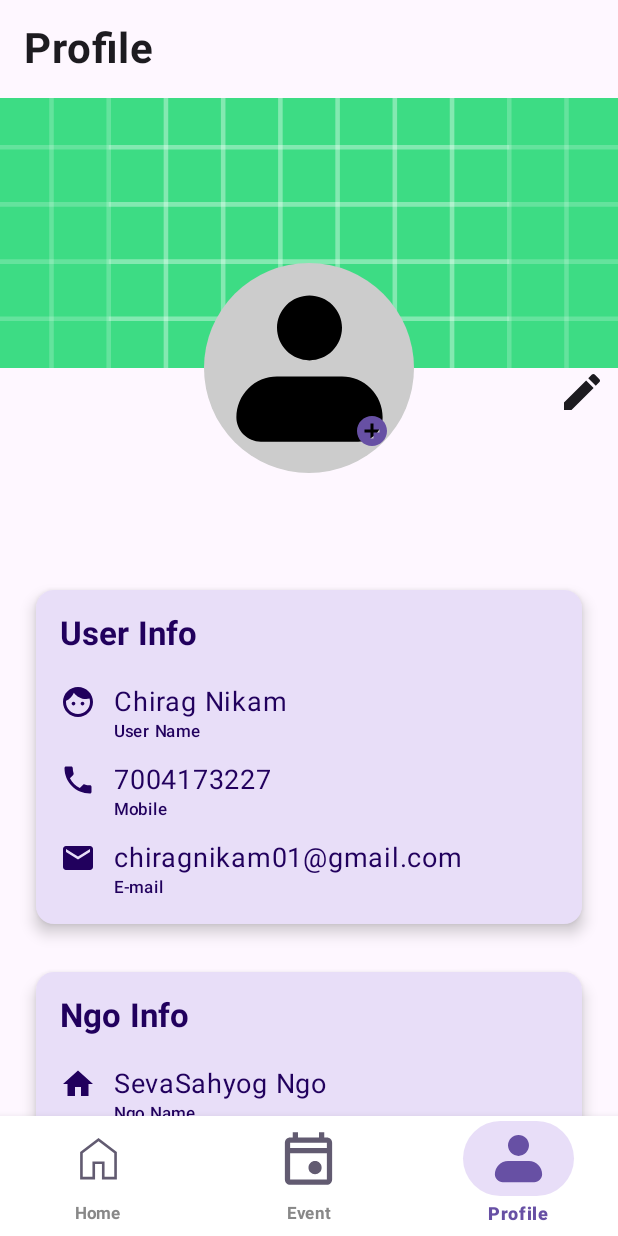
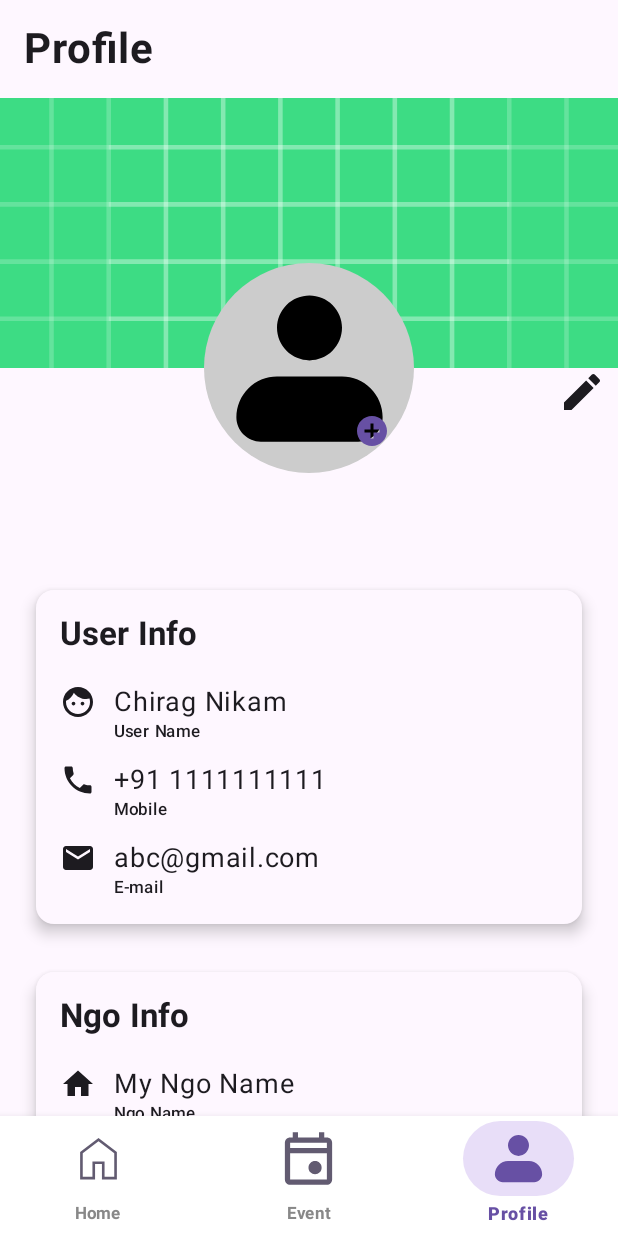
Before and after one commit to ChiragNikam/SevaSahyog, an Android app built with Jetpack Compose: the ProfileScreen screen opened through its navigation route, on a phone screen of 412 x 824 dp. Run offline under Robolectric (Android 15) with nearby library versions, the phone set to English and light mode, and no system bars.

Commit message:
ui - improved layout for Profile screen

```diff
--- a/app/src/main/java/com/learn/sevasahyog/common/Common.kt
+++ b/app/src/main/java/com/learn/sevasahyog/common/Common.kt
@@ -65,8 +65,8 @@ fun CardInfoView(
             .padding(8.dp),
         elevation = CardDefaults.cardElevation(6.dp),
         colors = CardColors(
-            contentColor = MaterialTheme.colorScheme.onPrimaryContainer,
-            containerColor = MaterialTheme.colorScheme.primaryContainer,
+            contentColor = MaterialTheme.colorScheme.onBackground,
+            containerColor = MaterialTheme.colorScheme.background,
             disabledContentColor = Color.White,
             disabledContainerColor = Color.White
         )
--- a/app/src/main/java/com/learn/sevasahyog/ngo_home/domain/ProfileViewModel.kt
+++ b/app/src/main/java/com/learn/sevasahyog/ngo_home/domain/ProfileViewModel.kt
@@ -5,78 +5,82 @@ import androidx.lifecycle.ViewModel
 import kotlinx.coroutines.flow.MutableStateFlow
 import kotlinx.coroutines.flow.asStateFlow
 
-class ProfileViewModel: ViewModel() {
+class ProfileViewModel : ViewModel() {
     //userInfo data
     //cover image
-    private val _coverImage=MutableStateFlow("")
+    private val _coverImage = MutableStateFlow("")
     val coverImage get() = _coverImage.asStateFlow()
 
-    fun updateCoverImage(coverImage:String){
-        this._coverImage.value=coverImage
+    fun updateCoverImage(coverImage: String) {
+        this._coverImage.value = coverImage
     }
 
     //user Profile
-    private val _userProfile=MutableStateFlow("")
+    private val _userProfile = MutableStateFlow("")
     val userProfile get() = _userProfile.asStateFlow()
 
-    fun updateUserProfile(userProfile:String){
-        this._userProfile.value=userProfile
+    fun updateUserProfile(userProfile: String) {
+        this._userProfile.value = userProfile
     }
 
     //username
-    private val _userName=MutableStateFlow("")
+    private val _userName = MutableStateFlow("Chirag Nikam")
     val userName get() = _userName.asStateFlow()
 
-    fun updateUserName(userName:String){
-      this._userName.value=userName
+    fun updateUserName(userName: String) {
+        this._userName.value = userName
     }
 
     //phone number
-    private val _phoneNumber=MutableStateFlow("")
+    private val _phoneNumber = MutableStateFlow("+91 1111111111")
     val phoneNumber get() = _phoneNumber.asStateFlow()
 
-    fun updatePhoneNumber(phoneNumber:String){
-        this._phoneNumber.value=phoneNumber
+    fun updatePhoneNumber(phoneNumber: String) {
+        this._phoneNumber.value = phoneNumber
     }
 
     //email
-    private val _email=MutableStateFlow("")
+    private val _email = MutableStateFlow("abc@gmail.com")
     val email get() = _email.asStateFlow()
 
-    fun updateEmailName(email:String){
-        this._email.value=email
+    fun updateEmailName(email: String) {
+        this._email.value = email
     }
 
     //Ngo Info
-    //ngoname
-    private val _ngoName=MutableStateFlow("")
+    //ngo name
+    private val _ngoName = MutableStateFlow("My Ngo Name")
     val ngoName get() = _ngoName.asStateFlow()
 
-    fun updateNgoName(ngoName:String){
-        this._ngoName.value=ngoName
+    fun updateNgoName(ngoName: String) {
+        this._ngoName.value = ngoName
     }
 
     //Ngo location
-    private val _ngoLocation=MutableStateFlow("")
+    private val _ngoLocation = MutableStateFlow("Nagpur, Maharashtra")
     val ngoLocation get() = _ngoLocation.asStateFlow()
 
-    fun updateNgoLocation(ngoLocation:String){
-        this._ngoLocation.value=ngoLocation
+    fun updateNgoLocation(ngoLocation: String) {
+        this._ngoLocation.value = ngoLocation
     }
 
     //Ngo Information
-    private val _ngoInfo=MutableStateFlow("")
+    private val _ngoInfo = MutableStateFlow("This is about ngo")
     val ngoInfo get() = _ngoInfo.asStateFlow()
 
-    fun updateNgoInfo(ngoInfo:String){
-        this._ngoInfo.value=ngoInfo
+    fun updateNgoInfo(ngoInfo: String) {
+        this._ngoInfo.value = ngoInfo
     }
 
     //Ngo Long description
-    private val _ngoLongDescription=MutableStateFlow("")
+    private val _ngoLongDescription = MutableStateFlow(
+        "It is a long established fact that a reader" +
+                "will be distracted by readable content of page when there is no hope of " +
+                "meaning for the words."
+    )
     val ngoLongDescription get() = _ngoLongDescription.asStateFlow()
 
-    fun updateNgoLongDescription(ngoLongDescription:String){
-        this._ngoLongDescription.value=ngoLongDescription
+    fun updateNgoLongDescription(ngoLongDescription: String) {
+        this._ngoLongDescription.value = ngoLongDescription
     }
 }
--- a/app/src/main/java/com/learn/sevasahyog/ngo_home/presentation/ProfileScreen.kt
+++ b/app/src/main/java/com/learn/sevasahyog/ngo_home/presentation/ProfileScreen.kt
@@ -27,6 +27,7 @@ import androidx.compose.material.icons.filled.Phone
 import androidx.compose.material.icons.filled.Place
 import androidx.compose.material3.*
 import androidx.compose.runtime.Composable
+import androidx.compose.runtime.collectAsState
 import androidx.compose.runtime.getValue
 import androidx.compose.runtime.mutableStateOf
 import androidx.compose.runtime.remember
@@ -52,10 +53,15 @@ import androidx.compose.ui.unit.sp
 import androidx.navigation.NavController
 import androidx.navigation.compose.rememberNavController
 import com.learn.sevasahyog.R
+import com.learn.sevasahyog.common.CardInfoView
 import com.learn.sevasahyog.common.DataViewInCard
+import com.learn.sevasahyog.ngo_home.domain.ProfileViewModel
 
 @Composable
-fun ProfileScreen(navController: NavController) {
+fun ProfileScreen(
+    navController: NavController,
+    viewModel: ProfileViewModel = androidx.lifecycle.viewmodel.compose.viewModel()
+) {
     Surface(
         modifier = Modifier
             .fillMaxSize()
@@ -87,22 +93,61 @@ fun ProfileScreen(navController: NavController) {
                 modifier = Modifier
                     .padding(horizontal = 16.dp)
             ) {
-                userInfoCard(
-                    userName = "Chirag Nikam",
-                    userMobile = "7004173227",
-                    userEmail = "chiragnikam01@gmail.com"
-                )
+                // user info
+                val userName by viewModel.userName.collectAsState()
+                val phoneNumber by viewModel.phoneNumber.collectAsState()
+                val userEmail by viewModel.email.collectAsState()
+                CardInfoView(label = "User Info") {
+                    DataViewInCard(info = userName, infoDesc = "User Name", image = Icons.Filled.Face)
+
+                    Spacer(modifier = Modifier.height(12.dp))
+
+                    DataViewInCard(info = phoneNumber, infoDesc = "Mobile", image = Icons.Filled.Phone)
+
+                    Spacer(modifier = Modifier.height(12.dp))
+
+                    DataViewInCard(info = userEmail, infoDesc = "E-mail", image = Icons.Filled.Email)
+                }
+
                 Spacer(modifier = Modifier.height(16.dp))
 
-                NgoInfoCard(
-                    ngoName = "SevaSahyog Ngo",
-                    ngoLocation = "Nagpur ,Maharashtra",
-                    aboutNgo = "This section is about Ngo.It will have short description and " +
-                            "and the moto of the Ngo.",
-                    ngoDescription = "It is a long established fact that a reader" +
-                            "will be distracted by readable content of page when there is no hope of " +
-                            "meaning for the words."
-                )
+                // ngo info
+                val ngoName by viewModel.ngoName.collectAsState()
+                val ngoLocation by viewModel.ngoLocation.collectAsState()
+                val aboutNgo by viewModel.ngoInfo.collectAsState()
+                val ngoDescription by viewModel.ngoLongDescription.collectAsState()
+                var isAboutNgoExpanded by remember { mutableStateOf(false) }
+                var isNgoDescriptionExpanded by remember { mutableStateOf(false) }
+                CardInfoView(label = "Ngo Info") {
+                    DataViewInCard(info = ngoName, infoDesc = "Ngo Name", image = Icons.Filled.Home)
+
+                    Spacer(modifier = Modifier.height(12.dp))
+
+                    DataViewInCard(
+                        info = ngoLocation,
+                        infoDesc = "Location",
+                        image = Icons.Filled.LocationOn
+                    )
+
+                    Spacer(modifier = Modifier.height(6.dp))
+
+                    ExpandableInfoRow(
+                        text = aboutNgo,
+                        expanded = isAboutNgoExpanded,
+                        onToggleExpand = { isAboutNgoExpanded = !isAboutNgoExpanded },
+                        imageVector = Icons.Default.Info
+                    )
+
+                    Spacer(modifier = Modifier.height(6.dp))
+
+                    ExpandableInfoRow(
+                        text = ngoDescription,
+                        expanded = isNgoDescriptionExpanded,
+                        onToggleExpand = { isNgoDescriptionExpanded = !isNgoDescriptionExpanded },
+                        imageVector = Icons.AutoMirrored.Filled.List
+                    )
+                }
+
                 Spacer(modifier = Modifier.height(32.dp))
 
                 Button(
@@ -195,125 +240,6 @@ fun UserProfileImage(modifier: Modifier = Modifier) {
     }
 }
 
-
-@Composable
-fun userInfoCard(userName: String, userMobile: String, userEmail: String) {
-    Card(
-        modifier = Modifier
-            .fillMaxSize()
-            .padding(8.dp),
-        elevation = CardDefaults.cardElevation(6.dp),
-        colors = CardColors(
-            contentColor = MaterialTheme.colorScheme.onPrimaryContainer,
-            containerColor = MaterialTheme.colorScheme.secondaryContainer,
-            disabledContentColor = Color.White,
-            disabledContainerColor = Color.White
-        )
-    ) {
-        Column(
-            modifier = Modifier
-                .padding(16.dp)
-        ) {
-            Text(
-                text = "User Info",
-                style = MaterialTheme.typography.labelLarge,
-                fontSize = 22.sp,
-                fontWeight = FontWeight.Bold
-            )
-
-            Spacer(modifier = Modifier.height(20.dp))
-
-            DataViewInCard(info = userName, infoDesc = "User Name", image = Icons.Filled.Face)
-
-            Spacer(modifier = Modifier.height(12.dp))
-
-            DataViewInCard(info = userMobile, infoDesc = "Mobile", image = Icons.Filled.Phone)
-
-            Spacer(modifier = Modifier.height(12.dp))
-
-            DataViewInCard(info = userEmail, infoDesc = "E-mail", image = Icons.Filled.Email)
-        }
-    }
-}
-
-@Composable
-fun NgoInfoCard(ngoName: String, ngoLocation: String, aboutNgo: String, ngoDescription: String) {
-    var isAboutNgoExpanded by remember { mutableStateOf(false) }
-    var isNgoDescriptionExpanded by remember { mutableStateOf(false) }
-
-    Card(
-        modifier = Modifier
-            .fillMaxSize()
-            .padding(8.dp),
-        elevation = CardDefaults.cardElevation(6.dp),
-        colors = CardColors(
-            contentColor = MaterialTheme.colorScheme.onPrimaryContainer,
-            containerColor = MaterialTheme.colorScheme.secondaryContainer,
-            disabledContentColor = Color.White,
-            disabledContainerColor = Color.White
-        )
-    ) {
-        Column(
-            modifier = Modifier
-                .padding(16.dp)
-        ) {
-            Text(
-                text = "Ngo Info",
-                style = MaterialTheme.typography.labelLarge,
-                fontSize = 22.sp,
-                fontWeight = FontWeight.Bold
-            )
-
-            Spacer(modifier = Modifier.height(20.dp))
-
-            DataViewInCard(info = ngoName, infoDesc = "Ngo Name", image = Icons.Filled.Home)
-
-            Spacer(modifier = Modifier.height(12.dp))
-
-            DataViewInCard(
-                info = ngoLocation,
-                infoDesc = "Location",
-                image = Icons.Filled.LocationOn
-            )
-
-            Spacer(modifier = Modifier.height(6.dp))
-
-            ExpandableInfoRow(
-                text = aboutNgo,
-                expanded = isAboutNgoExpanded,
-                onToggleExpand = { isAboutNgoExpanded = !isAboutNgoExpanded },
-                imageVector = Icons.Default.Info
-            )
-
-            Spacer(modifier = Modifier.height(6.dp))
-
-            ExpandableInfoRow(
-                text = ngoDescription,
-                expanded = isNgoDescriptionExpanded,
-                onToggleExpand = { isNgoDescriptionExpanded = !isNgoDescriptionExpanded },
-                imageVector = Icons.AutoMirrored.Filled.List
-            )
-        }
-    }
-}
-
-@Composable
-fun InfoRow(text: String, imageVector: ImageVector) {
-    Row(verticalAlignment = Alignment.CenterVertically) {
-        Icon(
-            imageVector = imageVector,
-            contentDescription = null,
-            modifier = Modifier.size(22.dp)
-        )
-        Spacer(modifier = Modifier.width(8.dp))
-        Text(
-            text = text,
-            fontSize = 16.sp,
-            fontWeight = FontWeight.Medium
-        )
-    }
-}
-
 @Composable
 fun ExpandableInfoRow(
     text: String,
```
